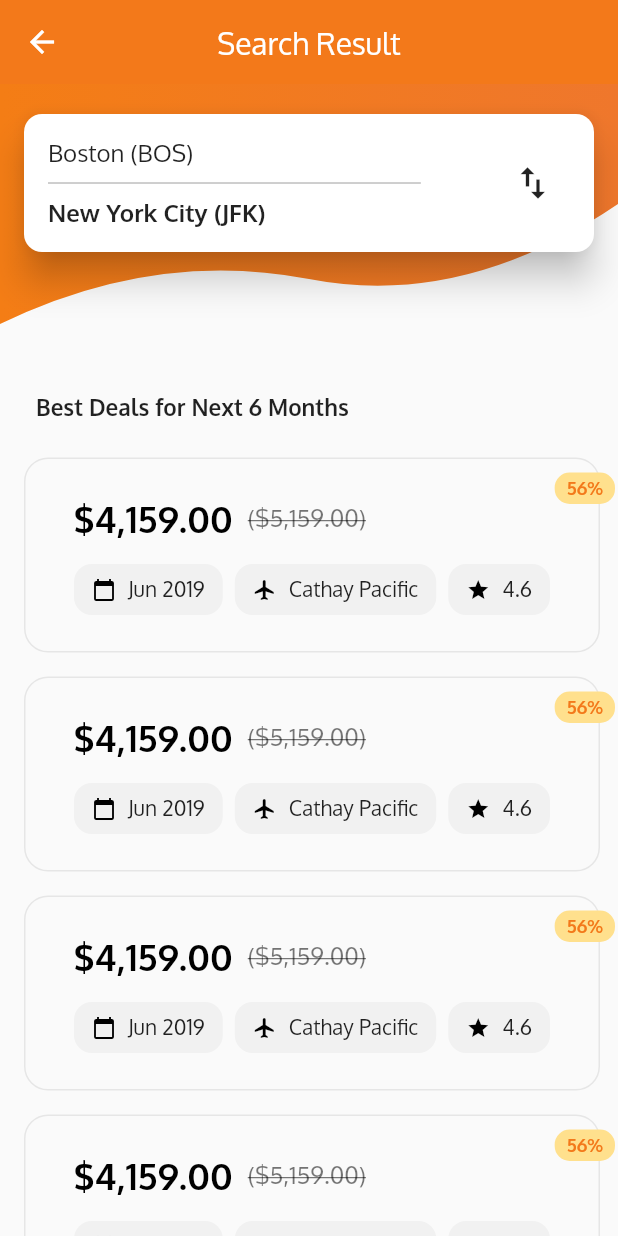
After one commit to bibi136/FlutterFlightApp, a Flutter app: the FlightListing screen opened directly, on a phone screen of 412 x 824 dp. The commit adds this screen. Run offline on Flutter 3.47's test engine with Material 2 defaults, Android fonts, the phone set to English and light mode, and no system bars.

Commit message:
Search screen

```diff
--- /dev/null
+++ b/lib/flight_list.dart
@@ -0,0 +1,240 @@
+import 'package:flutter/material.dart';
+import 'package:intl/intl.dart';
+
+import 'CustomShapeClipper.dart';
+import 'main.dart';
+
+final Color discountBackgroundColor = Color(0xFFFFE08D);
+final Color flightBorderColor = Color(0xFFE6E6E6);
+final Color chipBackgroundColor = Colors.grey.withOpacity(0.1);
+
+class FlightListing extends StatelessWidget {
+  @override
+  Widget build(BuildContext context) {
+    // TODO: implement build
+    return Scaffold(
+      appBar: AppBar(
+        elevation: 0.0,
+        title: Text("Search Result"),
+        centerTitle: true,
+        leading: InkWell(
+          child: Icon(Icons.arrow_back),
+          onTap: () {
+            Navigator.pop(context);
+          },
+        ),
+      ),
+      body: SingleChildScrollView(
+        child: Column(
+          children: <Widget>[FlightListTopPart(), FlightListBottomPart()],
+        ),
+      ),
+    );
+  }
+}
+
+class FlightListTopPart extends StatelessWidget {
+  @override
+  Widget build(BuildContext context) {
+    return Stack(
+      children: <Widget>[
+        ClipPath(
+          clipper: CustomShapeClipper(),
+          child: Container(
+            decoration: BoxDecoration(
+                gradient: LinearGradient(
+                    colors: [Color(0xFFF47D15), Color(0xFFEF772C)])),
+            height: 160.0,
+          ),
+        ),
+        Column(
+          children: <Widget>[
+            SizedBox(
+              height: 20.0,
+            ),
+            Card(
+              shape: RoundedRectangleBorder(
+                  borderRadius: BorderRadius.all(Radius.circular(12.0))),
+              elevation: 10.0,
+              margin: EdgeInsets.symmetric(horizontal: 16.0),
+              child: Padding(
+                padding: const EdgeInsets.all(16.0),
+                child: Row(
+                  mainAxisSize: MainAxisSize.max,
+                  children: <Widget>[
+                    Expanded(
+                      flex: 5,
+                      child: Column(
+                        mainAxisAlignment: MainAxisAlignment.center,
+                        crossAxisAlignment: CrossAxisAlignment.start,
+                        children: <Widget>[
+                          Text('Boston (BOS)',
+                              style: TextStyle(fontSize: 16.0)),
+                          Divider(color: Colors.grey, height: 20.0),
+                          Text(
+                            'New York City (JFK)',
+                            style: TextStyle(
+                                fontSize: 16.0, fontWeight: FontWeight.bold),
+                          )
+                        ],
+                      ),
+                    ),
+                    Spacer(),
+                    Expanded(
+                      flex: 1,
+                      child: Icon(
+                        Icons.import_export,
+                        color: Colors.black87,
+                        size: 28.0,
+                      ),
+                    )
+                  ],
+                ),
+              ),
+            ),
+          ],
+        )
+      ],
+    );
+  }
+}
+
+class FlightListBottomPart extends StatelessWidget {
+  @override
+  Widget build(BuildContext context) {
+    return Padding(
+      padding: EdgeInsets.only(left: 16.0),
+      child: Column(
+        crossAxisAlignment: CrossAxisAlignment.start,
+        children: <Widget>[
+          Padding(
+            padding: const EdgeInsets.only(left: 8.0, top: 46.0),
+            child: Text(
+              'Best Deals for Next 6 Months',
+              style: TextStyle(fontSize: 15.0, fontWeight: FontWeight.bold),
+            ),
+          ),
+          SizedBox(height: 16.0),
+          ListView(
+            physics: ClampingScrollPhysics(),
+            shrinkWrap: true,
+            scrollDirection: Axis.vertical,
+            children: listFlightCard,
+          )
+        ],
+      ),
+    );
+  }
+}
+
+List<FlightCard> listFlightCard = [
+  FlightCard(),
+  FlightCard(),
+  FlightCard(),
+  FlightCard(),
+  FlightCard()
+];
+
+class FlightCard extends StatelessWidget {
+  @override
+  Widget build(BuildContext context) {
+    return Padding(
+      padding: const EdgeInsets.symmetric(vertical: 8.0),
+      child: Stack(
+        children: <Widget>[
+          Container(
+            margin: EdgeInsets.only(right: 12.0),
+            decoration: BoxDecoration(
+                borderRadius: BorderRadius.all(Radius.circular(16.0)),
+                border: Border.all(color: flightBorderColor)),
+            child: Padding(
+              padding: const EdgeInsets.all(24.0),
+              child: Column(
+                children: <Widget>[
+                  Row(
+                    crossAxisAlignment: CrossAxisAlignment.center,
+                    children: <Widget>[
+                      Padding(
+                        padding: EdgeInsets.only(left: 8.0),
+                        child: Text(
+                          NumberFormat.simpleCurrency().format(4159),
+                          style: TextStyle(
+                              fontSize: 24.0,
+                              color: Colors.black,
+                              fontWeight: FontWeight.bold),
+                        ),
+                      ),
+                      SizedBox(width: 10.0),
+                      Text(
+                        '(${NumberFormat.simpleCurrency().format(5159)})',
+                        style: TextStyle(
+                            fontSize: 16.0,
+                            color: Colors.black54,
+                            decoration: TextDecoration.lineThrough),
+                      ),
+                    ],
+                  ),
+                  SizedBox(height: 16.0),
+                  Wrap(
+                    crossAxisAlignment: WrapCrossAlignment.start,
+                    spacing: 8.0,
+                    children: <Widget>[
+                      CategoryChip(Icons.calendar_today, 'Jun 2019'),
+                      CategoryChip(Icons.flight, 'Cathay Pacific'),
+                      CategoryChip(Icons.star, '4.6')
+                    ],
+                  )
+                ],
+              ),
+            ),
+          ),
+          Positioned(
+            right: 2,
+            top: 10,
+            child: Container(
+                padding: EdgeInsets.symmetric(horizontal: 8.0, vertical: 3.0),
+                decoration: BoxDecoration(
+                    color: discountBackgroundColor,
+                    borderRadius: BorderRadius.all(Radius.circular(10.0))),
+                child: Text(
+                  '56%',
+                  style: TextStyle(
+                      color: appTheme.primaryColor,
+                      fontSize: 12.0,
+                      fontWeight: FontWeight.bold),
+                )),
+          )
+        ],
+      ),
+    );
+  }
+}
+
+class CategoryChip extends StatelessWidget {
+  final IconData icon;
+  final String text;
+
+  CategoryChip(this.icon, this.text);
+
+  @override
+  Widget build(BuildContext context) {
+    return Container(
+      padding: EdgeInsets.symmetric(vertical: 8.0, horizontal: 12.0),
+      decoration: BoxDecoration(
+          color: chipBackgroundColor,
+          borderRadius: BorderRadius.all(Radius.circular(12.0))),
+      child: Row(
+        mainAxisSize: MainAxisSize.min,
+        children: <Widget>[
+          Icon(
+            icon,
+            color: Colors.black,
+            size: 16.0,
+          ),
+          SizedBox(width: 8.0),
+          Text(text, style: TextStyle(fontSize: 14.0))
+        ],
+      ),
+    );
+  }
+}
--- a/lib/main.dart
+++ b/lib/main.dart
@@ -3,6 +3,7 @@ import 'package:flutter/material.dart';
 import 'package:intl/intl.dart';
 
 import 'CustomAppbar.dart';
+import 'flight_list.dart';
 
 void main() => runApp(MaterialApp(
       title: "Flight List Mock Up",
@@ -17,11 +18,15 @@ class HomeScreen extends StatelessWidget {
     return Scaffold(
       bottomNavigationBar: CustomAppBar(),
       backgroundColor: Colors.white,
-      body: Column(
+      body: SingleChildScrollView(
+        scrollDirection: Axis.vertical,
+        child: Column(
           children: <Widget>[
             HomeScreenTopPart(),
             homeScreenBottomPart,
+            homeScreenBottomPart,
           ],
+        ),
       ),
     );
   }
@@ -117,9 +122,18 @@ class _HomeScreenTopPartState extends State<HomeScreenTopPart> {
                               elevation: 5.0,
                               borderRadius:
                                   BorderRadius.all(Radius.circular(30.0)),
+                              child: InkWell(
                                 child: Icon(
                                   Icons.search,
                                   color: Colors.black54,
+                                ),
+                                onTap: () {
+                                  Navigator.push(
+                                      context,
+                                      MaterialPageRoute(
+                                          builder: (context) =>
+                                              FlightListing()));
+                                },
                               ),
                             ),
                             contentPadding: EdgeInsets.symmetric(
```
Lines whose indentation alone changed are shown as unchanged.
